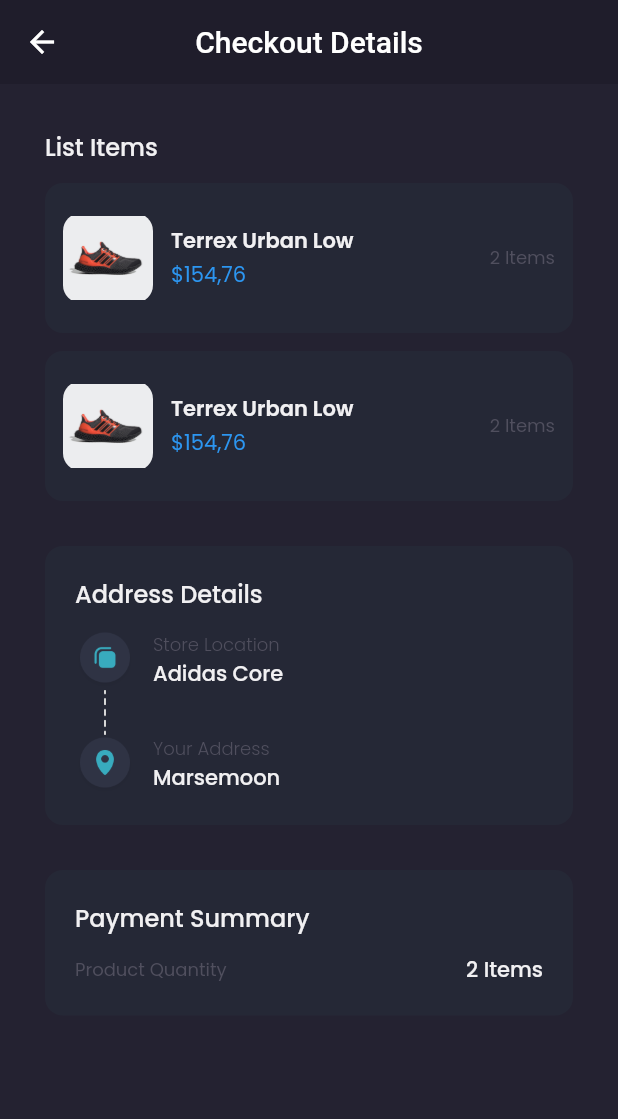
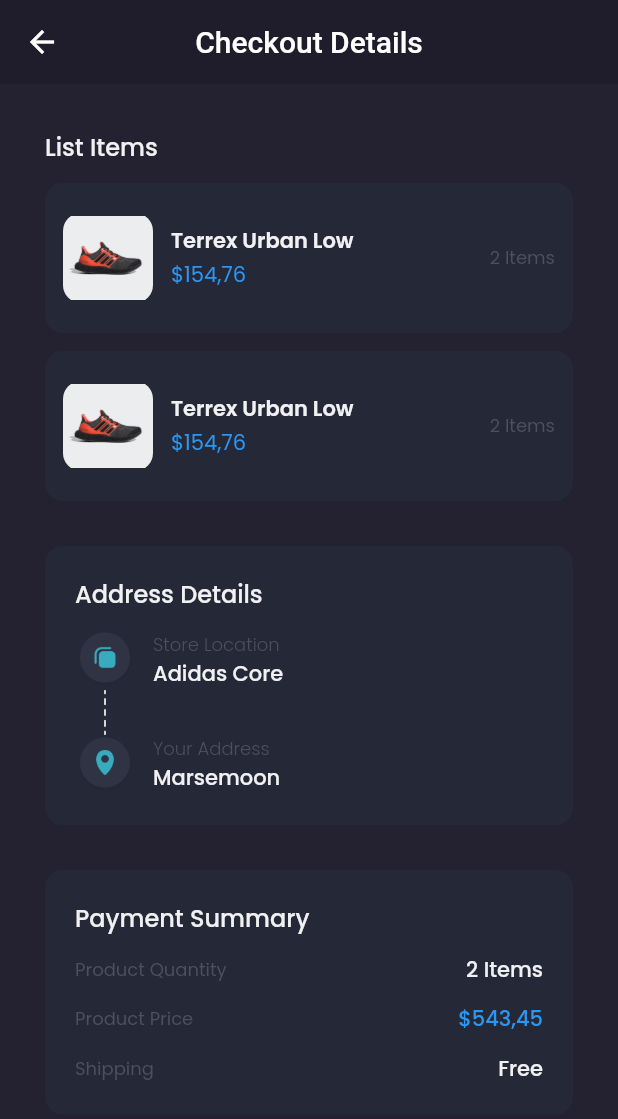
Before and after one commit to AsepCahyudin/saveshamo, a Flutter app: the CheckoutPage screen opened by its route, on a phone screen of 412 x 824 dp. Shown: the top 1119 px of the screen. Run offline on Flutter 3.47's test engine with Material 2 defaults, Android fonts, the light colour scheme and no system bars; our stand-ins replace carousel_slider, google_fonts.

Commit message:
detail payment summary

```diff
--- a/lib/pages/checkout_page.dart
+++ b/lib/pages/checkout_page.dart
@@ -166,6 +166,46 @@
                       ),
                     )
                   ],
+                ),
+                SizedBox(
+                  height: 12,
+                ),
+                Row(
+                  mainAxisAlignment: MainAxisAlignment.spaceBetween,
+                  children: [
+                    Text(
+                      'Product Price',
+                      style: secondaryTextStyle.copyWith(
+                        fontSize: 12,
+                      ),
+                    ),
+                    Text(
+                      '\$543,45',
+                      style: priceTextStyle.copyWith(
+                        fontWeight: medium,
+                      ),
+                    )
+                  ],
+                ),
+                SizedBox(
+                  height: 12,
+                ),
+                Row(
+                  mainAxisAlignment: MainAxisAlignment.spaceBetween,
+                  children: [
+                    Text(
+                      'Shipping ',
+                      style: secondaryTextStyle.copyWith(
+                        fontSize: 12,
+                      ),
+                    ),
+                    Text(
+                      'Free',
+                      style: primaryTextStyle.copyWith(
+                        fontWeight: medium,
+                      ),
+                    )
+                  ],
                 )
               ],
             ),
```
